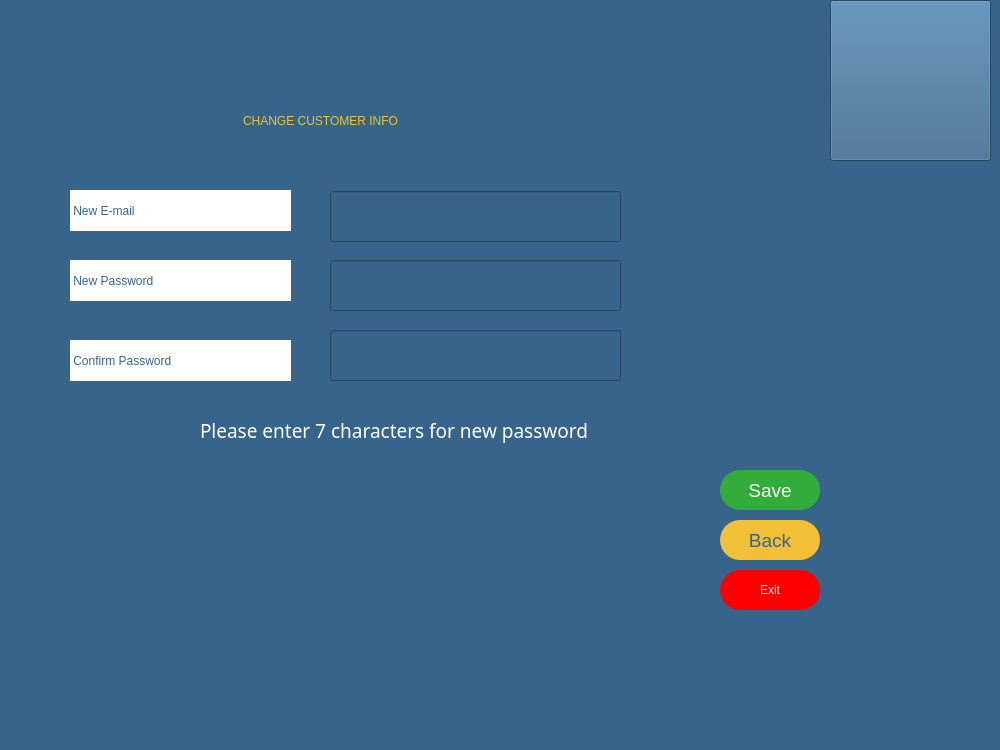
Before: the Qt Designer form settingscustomer.ui in melihorhanyilmaz/Project, drawn with Qt 5.
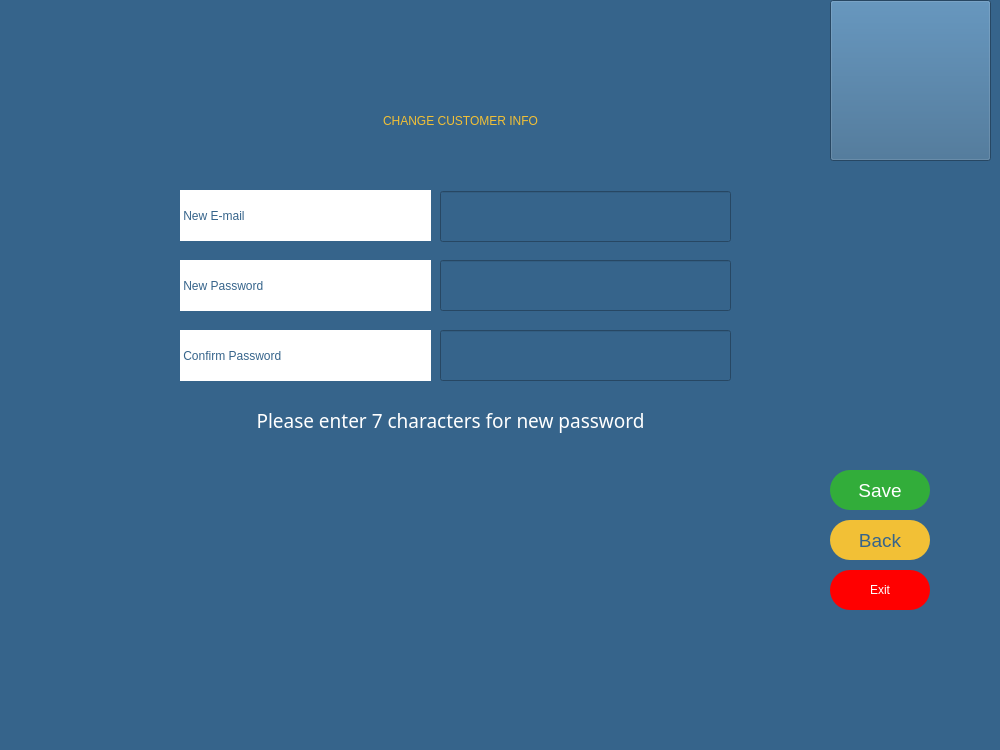
After: the same form once the commit is applied. Icons and pictures are not drawn.

```diff
--- a/settingscustomer.ui
+++ b/settingscustomer.ui
@@ -20,7 +20,7 @@
    <widget class="QLabel" name="label">
     <property name="geometry">
      <rect>
-      <x>140</x>
+      <x>280</x>
       <y>100</y>
       <width>361</width>
       <height>41</height>
@@ -40,10 +40,10 @@
    <widget class="QLabel" name="la_name">
     <property name="geometry">
      <rect>
-      <x>70</x>
+      <x>180</x>
       <y>190</y>
-      <width>221</width>
-      <height>41</height>
+      <width>251</width>
+      <height>51</height>
      </rect>
     </property>
     <property name="styleSheet">
@@ -58,10 +58,10 @@
    <widget class="QLabel" name="la_password">
     <property name="geometry">
      <rect>
-      <x>70</x>
+      <x>180</x>
       <y>260</y>
-      <width>221</width>
-      <height>41</height>
+      <width>251</width>
+      <height>51</height>
      </rect>
     </property>
     <property name="styleSheet">
@@ -76,7 +76,7 @@
    <widget class="QLineEdit" name="li_name">
     <property name="geometry">
      <rect>
-      <x>330</x>
+      <x>440</x>
       <y>191</y>
       <width>291</width>
       <height>51</height>
@@ -90,7 +90,7 @@
    <widget class="QLineEdit" name="li_password">
     <property name="geometry">
      <rect>
-      <x>330</x>
+      <x>440</x>
       <y>260</y>
       <width>291</width>
       <height>51</height>
@@ -110,10 +110,10 @@
    <widget class="QLabel" name="la_confpass">
     <property name="geometry">
      <rect>
-      <x>70</x>
-      <y>340</y>
-      <width>221</width>
-      <height>41</height>
+      <x>180</x>
+      <y>330</y>
+      <width>251</width>
+      <height>51</height>
      </rect>
     </property>
     <property name="styleSheet">
@@ -128,7 +128,7 @@
    <widget class="QLineEdit" name="li_confpass">
     <property name="geometry">
      <rect>
-      <x>330</x>
+      <x>440</x>
       <y>330</y>
       <width>291</width>
       <height>51</height>
@@ -148,7 +148,7 @@
    <widget class="QPushButton" name="B_exit">
     <property name="geometry">
      <rect>
-      <x>720</x>
+      <x>830</x>
       <y>570</y>
       <width>100</width>
       <height>40</height>
@@ -171,7 +171,7 @@
    <widget class="QPushButton" name="B_back">
     <property name="geometry">
      <rect>
-      <x>720</x>
+      <x>830</x>
       <y>520</y>
       <width>100</width>
       <height>40</height>
@@ -194,8 +194,8 @@
    <widget class="QLabel" name="la_error">
     <property name="geometry">
      <rect>
-      <x>200</x>
-      <y>410</y>
+      <x>220</x>
+      <y>400</y>
       <width>461</width>
       <height>41</height>
      </rect>
@@ -216,11 +216,14 @@
     <property name="text">
      <string>Please enter 7 characters for new password</string>
     </property>
+    <property name="alignment">
+     <set>Qt::AlignCenter</set>
+    </property>
    </widget>
    <widget class="QPushButton" name="B_save">
     <property name="geometry">
      <rect>
-      <x>720</x>
+      <x>830</x>
       <y>470</y>
       <width>100</width>
       <height>40</height>
```
